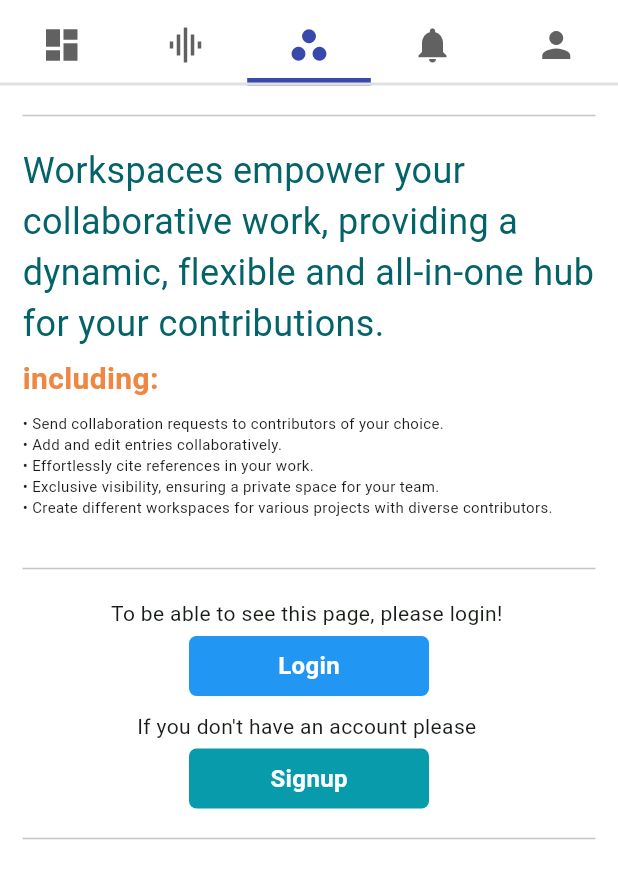
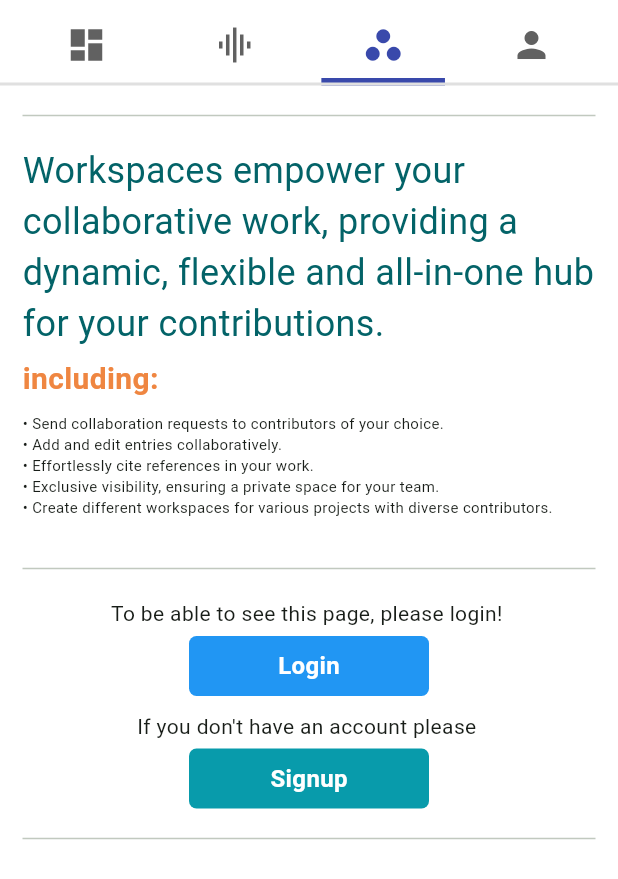
Before and after one commit to bounswe/bounswe2023group9, a Flutter app: the screen it shows after launch, after a tap on the "graphic eq" icon, after a tap on the "workspaces" icon, on a phone screen of 412 x 824 dp. Shown: the top 879 px of the screen. Run offline on Flutter 3.47's test engine with Material 3 defaults, Android fonts, the light colour scheme and no system bars; our stand-ins replace carousel_slider, easy_search_bar, flutter_svg, go_router, share_plus; missing offline and left inert: flutter_portal, flutter_tex; accounts and stored records are empty; network calls fail.

Commit message:
Remove notification page

```diff
--- a/project/FrontEnd/collaborative_science_platform/lib/screens/home_page/widgets/home_page_appbar.dart
+++ b/project/FrontEnd/collaborative_science_platform/lib/screens/home_page/widgets/home_page_appbar.dart
@@ -1,37 +1,34 @@
-import 'package:collaborative_science_platform/screens/notifications_page/notifications_page.dart';
 import 'package:collaborative_science_platform/utils/responsive/responsive.dart';
-import 'package:collaborative_science_platform/screens/page_with_appbar/widgets/app_bar_button.dart';
 import 'package:collaborative_science_platform/screens/page_with_appbar/widgets/profile_menu.dart';
 import 'package:collaborative_science_platform/screens/page_with_appbar/widgets/app_bar_logo.dart';
 import 'package:collaborative_science_platform/screens/page_with_appbar/widgets/top_navigation_bar.dart';
 import 'package:flutter/material.dart';
-import 'package:go_router/go_router.dart';
 
 class HomePageAppBar extends StatelessWidget {
   const HomePageAppBar({super.key});
 
   @override
   Widget build(BuildContext context) {
-    return Responsive(
-      mobile: const TopNavigationBar(),
+    return const Responsive(
+      mobile: TopNavigationBar(),
       desktop: Padding(
-        padding: const EdgeInsets.symmetric(horizontal: 16.0),
+        padding: EdgeInsets.symmetric(horizontal: 16.0),
         child: Row(
           mainAxisAlignment: MainAxisAlignment.spaceBetween,
           crossAxisAlignment: CrossAxisAlignment.center,
           children: [
-            const AppBarLogo(height: 50.0),
-            const TopNavigationBar(),
+            AppBarLogo(height: 50.0),
+            TopNavigationBar(),
             Row(children: [
-              if (!Responsive.isMobile(context))
-                AppBarButton(
-                    icon: Icons.notifications,
-                    text: "Notifications",
-                    onPressed: () {
-                      context.push(NotificationPage.routeName);
-                    }),
-              const SizedBox(width: 10.0),
-              const ProfileMenu(),
+              // if (!Responsive.isMobile(context))
+              //   AppBarButton(
+              //       icon: Icons.notifications,
+              //       text: "Notifications",
+              //       onPressed: () {
+              //         context.push(NotificationPage.routeName);
+              //       }),
+              // const SizedBox(width: 10.0),
+              ProfileMenu(),
             ]),
           ],
         ),
--- a/project/FrontEnd/collaborative_science_platform/lib/screens/page_with_appbar/widgets/top_navigation_bar.dart
+++ b/project/FrontEnd/collaborative_science_platform/lib/screens/page_with_appbar/widgets/top_navigation_bar.dart
@@ -34,13 +34,13 @@ class TopNavigationBar extends StatelessWidget {
           isSelected: screenNavigation.selectedTab == ScreenTab.workspaces,
           text: "Workspaces",
         ),
-        if (Responsive.isMobile(context))
-          NavigationBarItem(
-            icon: Icons.notifications,
-            value: ScreenTab.notifications,
-            isSelected: screenNavigation.selectedTab == ScreenTab.notifications,
-            text: "Notifications",
-          ),
+        // if (Responsive.isMobile(context))
+        //   NavigationBarItem(
+        //     icon: Icons.notifications,
+        //     value: ScreenTab.notifications,
+        //     isSelected: screenNavigation.selectedTab == ScreenTab.notifications,
+        //     text: "Notifications",
+        //   ),
         if (Responsive.isMobile(context))
           NavigationBarItem(
             icon: Icons.person,
--- a/project/FrontEnd/collaborative_science_platform/lib/services/screen_navigation.dart
+++ b/project/FrontEnd/collaborative_science_platform/lib/services/screen_navigation.dart
@@ -1,7 +1,6 @@
 import 'package:collaborative_science_platform/screens/auth_screens/please_login_page.dart';
 import 'package:collaborative_science_platform/screens/graph_page/graph_page.dart';
 import 'package:collaborative_science_platform/screens/home_page/home_page.dart';
-import 'package:collaborative_science_platform/screens/notifications_page/notifications_page.dart';
 import 'package:collaborative_science_platform/screens/profile_page/profile_page.dart';
 import 'package:collaborative_science_platform/screens/workspace_page/workspaces_page.dart';
 import 'package:flutter/material.dart';
@@ -15,7 +14,7 @@ enum ScreenTab {
   workspaces,
   workspace,
   createWorkspace,
-  notifications,
+  //notifications,
   profile,
   pleaseLogin,
   none
@@ -49,9 +48,9 @@ class ScreenNavigation extends ChangeNotifier {
       case ScreenTab.createWorkspace: // Goes to the page where workspaces are created
         context.go(MobileCreateWorkspacePage.routeName);
         break;
-      case ScreenTab.notifications:
-        context.go(NotificationPage.routeName);
-        break;
+      // case ScreenTab.notifications:
+      //   context.go(NotificationPage.routeName);
+      //   break;
       case ScreenTab.profile:
         if (email == "") {
           context.go(ProfilePage.routeName);
```
Also changed, not shown: project/FrontEnd/collaborative_science_platform/lib/utils/router.dart (+18 -19 lines).
